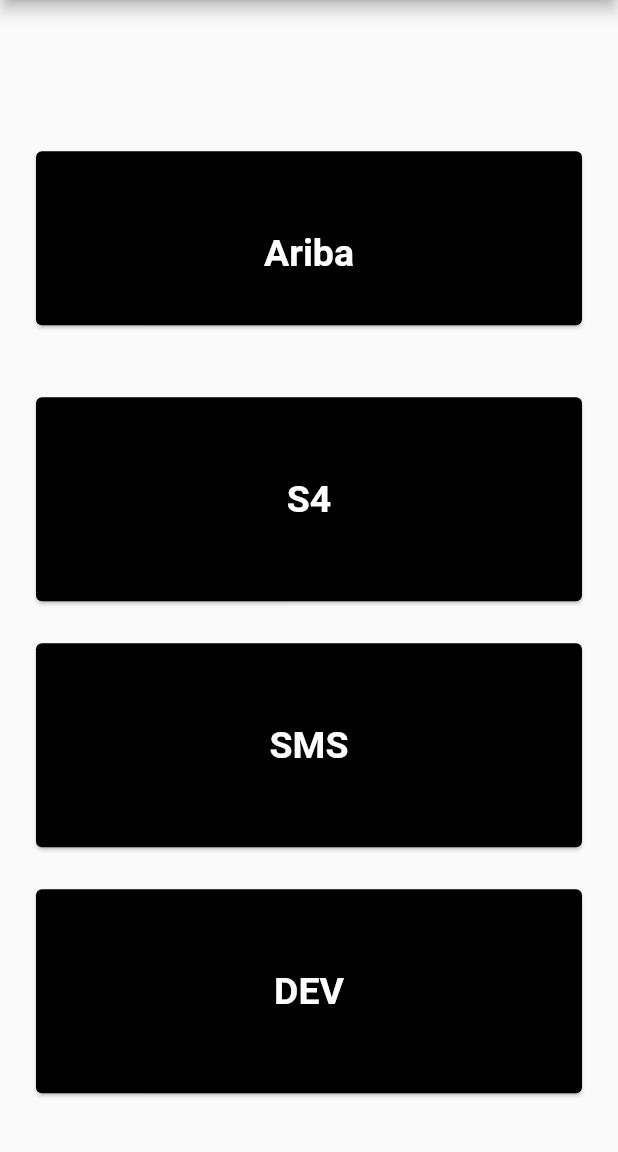
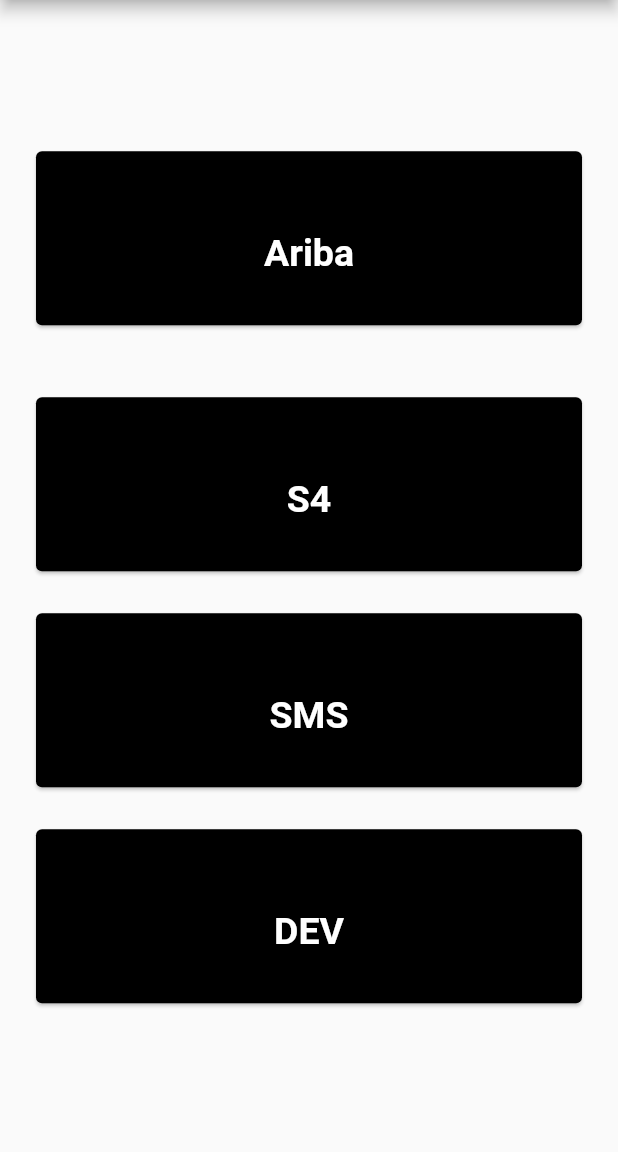
Before and after one commit to Srikar-abhi-ram/Apsolut, a Flutter app: the screen it shows after launch, on a phone screen of 412 x 824 dp, the part 84-1236 px from its top. Run offline on Flutter 3.47's test engine with Material 2 defaults, Android fonts, the phone set to English and light mode, and no system bars; our stand-ins replace cloud_firestore, curved_navigation_bar, firebase_core; missing offline and left inert: cloud_firestore_web, firebase_core_web; accounts and stored records are empty.

Commit message:
Update home.dart

```diff
--- a/lib/home.dart
+++ b/lib/home.dart
@@ -62,7 +62,7 @@
                   const ListTile(
                   title: Text('S4',style: TextStyle(fontWeight: FontWeight.bold,fontSize:25,color: Colors.white ),textAlign: TextAlign.center,),
               ),
-              SizedBox(height: 40),
+              SizedBox(height: 20),
             ],
            ),
           ),
@@ -80,7 +80,7 @@
                   const ListTile(
                   title: Text('SMS',style: TextStyle(fontWeight: FontWeight.bold,fontSize:25 ,color: Colors.white),textAlign: TextAlign.center,),
               ),
-              SizedBox(height: 40),
+              SizedBox(height: 20),
             ],
            ),
           ),
@@ -98,7 +98,7 @@
                   const ListTile(
                   title: Text('DEV',style: TextStyle(fontWeight: FontWeight.bold,fontSize:25 ,color: Colors.white),textAlign: TextAlign.center,),
               ),
-              SizedBox(height: 40),
+              SizedBox(height: 20),
 
             ],
            ),
```
